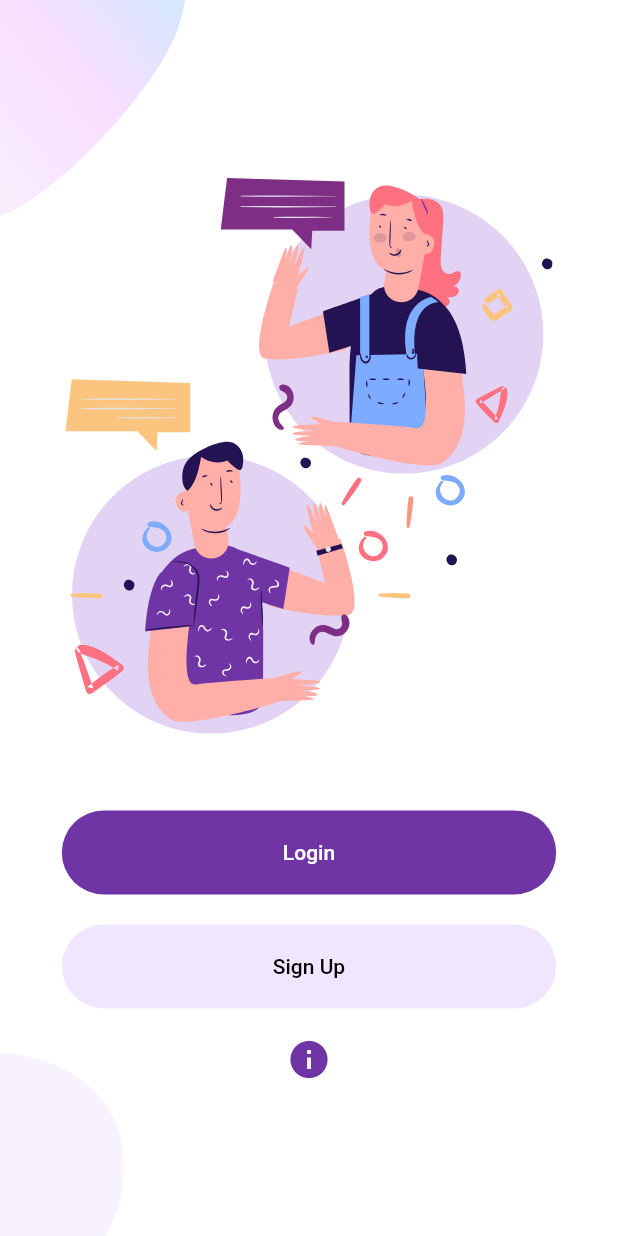
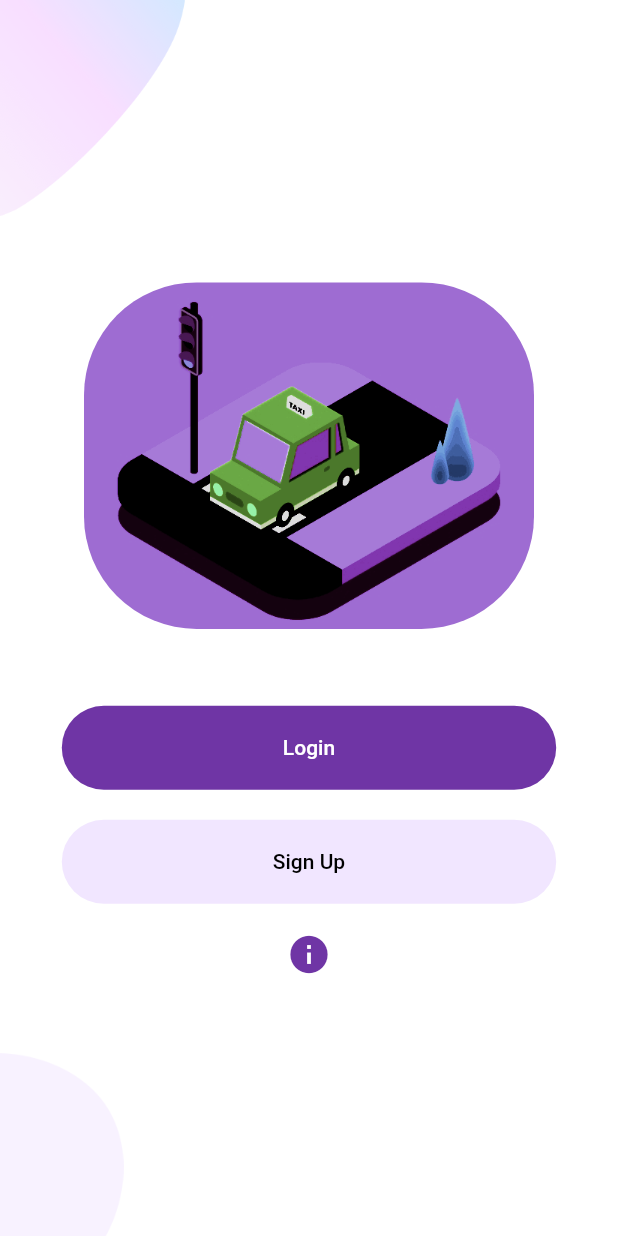
Before and after one commit to AdarshSingh223/miniProjectApp, a Flutter app: the screen it shows after launch, on a phone screen of 412 x 824 dp. Run offline on Flutter 3.47's test engine with Material 2 defaults, Android fonts, the phone set to English and light mode, and no system bars; our stand-ins replace flutter_svg.

Commit message:
21-04-2023, 18:16

```diff
--- a/lib/Screens/Login/components/body.dart
+++ b/lib/Screens/Login/components/body.dart
@@ -1,6 +1,7 @@
 import 'package:flutter/material.dart';
 import 'package:flutter_svg/flutter_svg.dart';
 import 'package:sexylogin/Screens/Login/components/background.dart';
+import 'package:sexylogin/Screens/sign%20up/components/signup_screen.dart';
 import 'package:sexylogin/components/already_have_an_account_check.dart';
 import 'package:sexylogin/components/rounded_button.dart';
 import 'package:sexylogin/constraints.dart';
@@ -53,8 +54,9 @@ class Body extends StatelessWidget {
             ),
             SizedBox(height: size.height * 0.03),
             AlreadyHaveAnAccountCheck(
+              login: true,
               press: () {
-
+                Navigator.of(context).push(MaterialPageRoute(builder: (context) => signUpScreen()));
               }
             )
           ]
--- a/lib/Screens/Welcome/components/body.dart
+++ b/lib/Screens/Welcome/components/body.dart
@@ -21,9 +21,13 @@ class Body extends StatelessWidget {
               SizedBox(
                 height: size.height * 0.03,
               ),
-              SvgPicture.asset(
-                "assets/icons/chat.svg",
-                height: size.height * 0.45,
+              Container(
+                width: 300,
+                height: 231,
+                child: ClipRRect(
+                  borderRadius: BorderRadius.circular(75),
+                  child: Image.asset("assets/GIFs/car.gif"),
+                ),
               ),
               SizedBox(
                 height: size.height * 0.05,
--- a/pubspec.yaml
+++ b/pubspec.yaml
@@ -63,6 +63,7 @@ flutter:
   assets:
     - assets/icons/
     - assets/images/
+    - assets/GIFs/
 
   # An image asset can refer to one or more resolution-specific "variants", see
   # https://flutter.dev/assets-and-images/#resolution-aware
```
Also changed, not shown: lib/Screens/About/components/background.dart (added, +34 -0 lines), lib/Screens/About/components/body.dart (+17 -7 lines), assets/GIFs/car.gif (added).
